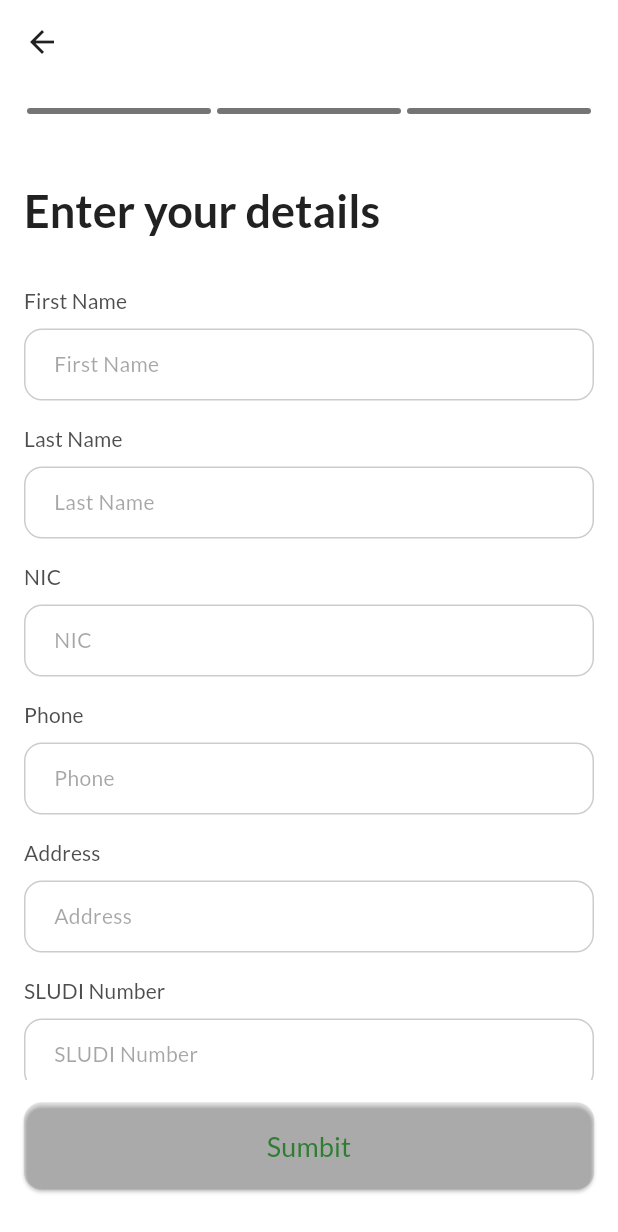
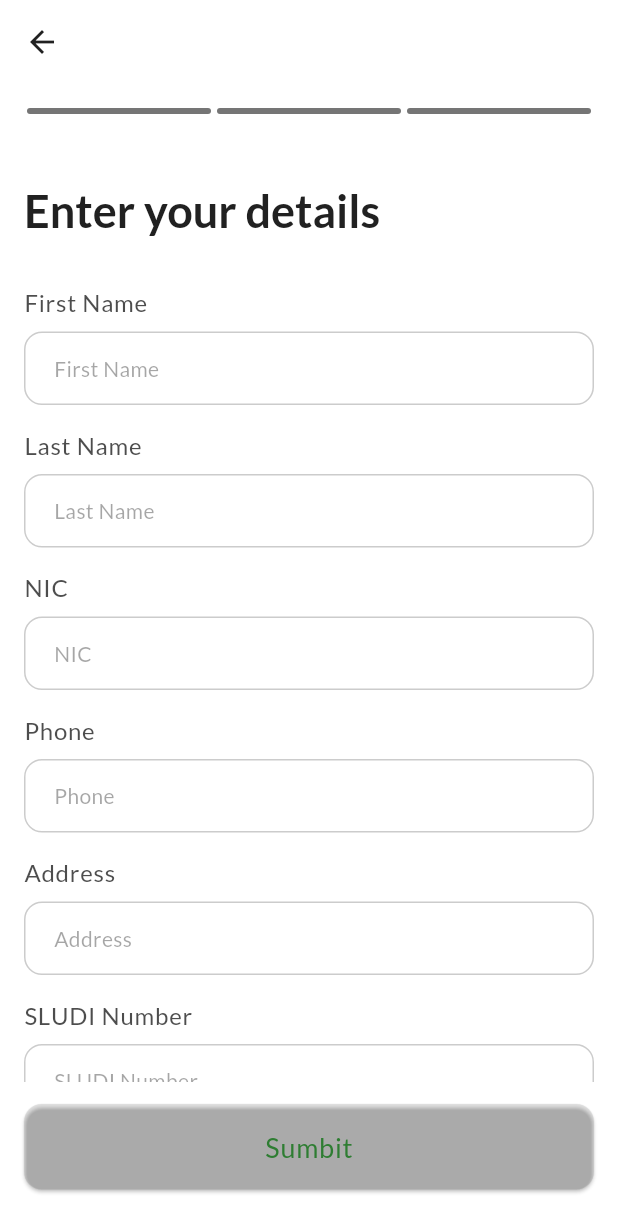
Before and after one commit to nuwan-dharmarathna/codefest-hackathon-2025, a Flutter app: the SellerInfoPage screen opened by its route, on a phone screen of 412 x 824 dp. Shown: the top 1232 px of the screen. Run offline on Flutter 3.47's test engine with Material 3 defaults, Android fonts, the phone set to English and light mode, and no system bars; our stand-ins replace go_router, google_fonts, smooth_page_indicator.

Commit message:
feat: Enhance text styles in light and dark themes for improved readability

```diff
--- a/src/frontend/lib/utils/theme_data.dart
+++ b/src/frontend/lib/utils/theme_data.dart
@@ -14,9 +14,97 @@ ThemeData lightMode = ThemeData(
     onError: Color(0xFFFFFFFF), // White text on error
   ),
   textTheme: TextTheme(
-    displayLarge: TextStyle(fontSize: 24, fontWeight: FontWeight.bold),
-    bodyLarge: TextStyle(fontSize: 16, color: Color(0xFF424242)),
-    labelLarge: TextStyle(fontSize: 14, fontWeight: FontWeight.w500),
+    // Display Text (Large Headings)
+    displayLarge: TextStyle(
+      fontSize: 28.0,
+      fontWeight: FontWeight.w700,
+      letterSpacing: -0.5,
+      height: 1.2,
+    ),
+    displayMedium: TextStyle(
+      fontSize: 24.0,
+      fontWeight: FontWeight.w600,
+      letterSpacing: -0.3,
+      height: 1.25,
+    ),
+    displaySmall: TextStyle(
+      fontSize: 20.0,
+      fontWeight: FontWeight.w600,
+      letterSpacing: -0.2,
+      height: 1.3,
+    ),
+
+    // Headlines (Page/Section Titles)
+    headlineLarge: TextStyle(
+      fontSize: 22.0,
+      fontWeight: FontWeight.w600,
+      letterSpacing: -0.2,
+      height: 1.3,
+    ),
+    headlineMedium: TextStyle(
+      fontSize: 18.0,
+      fontWeight: FontWeight.w600,
+      height: 1.35,
+    ),
+    headlineSmall: TextStyle(
+      fontSize: 16.0,
+      fontWeight: FontWeight.w600,
+      height: 1.4,
+    ),
+
+    // Titles (Card Titles, List Headers)
+    titleLarge: TextStyle(
+      fontSize: 18.0,
+      fontWeight: FontWeight.w500,
+      height: 1.4,
+    ),
+    titleMedium: TextStyle(
+      fontSize: 16.0,
+      fontWeight: FontWeight.w500,
+      height: 1.4,
+    ),
+    titleSmall: TextStyle(
+      fontSize: 14.0,
+      fontWeight: FontWeight.w500,
+      height: 1.4,
+    ),
+
+    // Body Text (Primary Content)
+    bodyLarge: TextStyle(
+      fontSize: 16.0,
+      fontWeight: FontWeight.w400,
+      height: 1.5,
+    ),
+    bodyMedium: TextStyle(
+      fontSize: 14.0,
+      fontWeight: FontWeight.w400,
+      height: 1.5,
+    ),
+    bodySmall: TextStyle(
+      fontSize: 12.0,
+      fontWeight: FontWeight.w400,
+      height: 1.5,
+    ),
+
+    // Labels (Buttons, Form Fields)
+    labelLarge: TextStyle(
+      fontSize: 16.0,
+      fontWeight: FontWeight.w500,
+      letterSpacing: 0.5,
+      height: 1.4,
+    ),
+    labelMedium: TextStyle(
+      fontSize: 14.0,
+      fontWeight: FontWeight.w500,
+      letterSpacing: 0.3,
+      height: 1.4,
+    ),
+    labelSmall: TextStyle(
+      fontSize: 12.0,
+      fontWeight: FontWeight.w500,
+      letterSpacing: 0.2,
+      height: 1.4,
+    ),
   ),
   appBarTheme: AppBarTheme(
     backgroundColor: Color(0xFF2E7D32),
@@ -41,9 +129,97 @@ ThemeData darkMode = ThemeData(
     onError: Color(0xFF000000), // Black text on error
   ),
   textTheme: TextTheme(
-    displayLarge: TextStyle(fontSize: 24, fontWeight: FontWeight.bold),
-    bodyLarge: TextStyle(fontSize: 16, color: Color(0xFFE0E0E0)),
-    labelLarge: TextStyle(fontSize: 14, fontWeight: FontWeight.w500),
+    // Display Text (Large Headings)
+    displayLarge: TextStyle(
+      fontSize: 28.0,
+      fontWeight: FontWeight.w700,
+      letterSpacing: -0.5,
+      height: 1.2,
+    ),
+    displayMedium: TextStyle(
+      fontSize: 24.0,
+      fontWeight: FontWeight.w600,
+      letterSpacing: -0.3,
+      height: 1.25,
+    ),
+    displaySmall: TextStyle(
+      fontSize: 20.0,
+      fontWeight: FontWeight.w600,
+      letterSpacing: -0.2,
+      height: 1.3,
+    ),
+
+    // Headlines (Page/Section Titles)
+    headlineLarge: TextStyle(
+      fontSize: 22.0,
+      fontWeight: FontWeight.w600,
+      letterSpacing: -0.2,
+      height: 1.3,
+    ),
+    headlineMedium: TextStyle(
+      fontSize: 18.0,
+      fontWeight: FontWeight.w600,
+      height: 1.35,
+    ),
+    headlineSmall: TextStyle(
+      fontSize: 16.0,
+      fontWeight: FontWeight.w600,
+      height: 1.4,
+    ),
+
+    // Titles (Card Titles, List Headers)
+    titleLarge: TextStyle(
+      fontSize: 18.0,
+      fontWeight: FontWeight.w500,
+      height: 1.4,
+    ),
+    titleMedium: TextStyle(
+      fontSize: 16.0,
+      fontWeight: FontWeight.w500,
+      height: 1.4,
+    ),
+    titleSmall: TextStyle(
+      fontSize: 14.0,
+      fontWeight: FontWeight.w500,
+      height: 1.4,
+    ),
+
+    // Body Text (Primary Content)
+    bodyLarge: TextStyle(
+      fontSize: 16.0,
+      fontWeight: FontWeight.w400,
+      height: 1.5,
+    ),
+    bodyMedium: TextStyle(
+      fontSize: 14.0,
+      fontWeight: FontWeight.w400,
+      height: 1.5,
+    ),
+    bodySmall: TextStyle(
+      fontSize: 12.0,
+      fontWeight: FontWeight.w400,
+      height: 1.5,
+    ),
+
+    // Labels (Buttons, Form Fields)
+    labelLarge: TextStyle(
+      fontSize: 16.0,
+      fontWeight: FontWeight.w500,
+      letterSpacing: 0.5,
+      height: 1.4,
+    ),
+    labelMedium: TextStyle(
+      fontSize: 14.0,
+      fontWeight: FontWeight.w500,
+      letterSpacing: 0.3,
+      height: 1.4,
+    ),
+    labelSmall: TextStyle(
+      fontSize: 12.0,
+      fontWeight: FontWeight.w500,
+      letterSpacing: 0.2,
+      height: 1.4,
+    ),
   ),
   appBarTheme: AppBarTheme(
     backgroundColor: Color(0xFF1B5E20),
```
